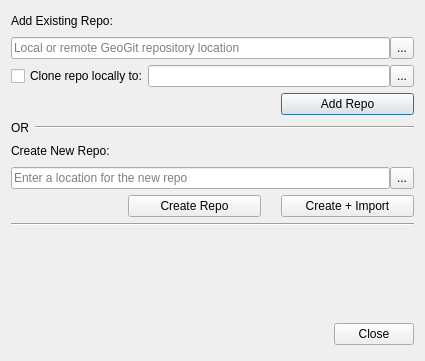
Qt form python/plugins/geogit/ui/addRepoDialog.ui (mweisman/QGIS) before a commit.
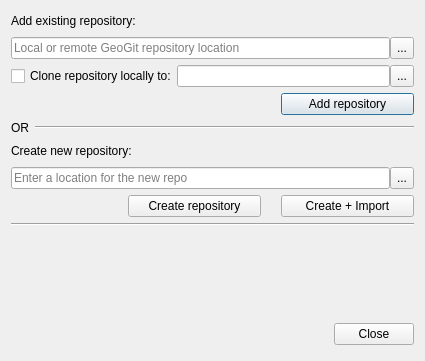
The same form after that commit. Icons and pictures are not drawn.

Diff of the .ui file:
```diff
--- a/python/plugins/geogit/ui/addRepoDialog.ui
+++ b/python/plugins/geogit/ui/addRepoDialog.ui
@@ -24,7 +24,7 @@
      <item>
       <widget class="QLabel" name="addRepoLabel">
        <property name="text">
-        <string>Add Existing Repo:</string>
+        <string>Add existing repository:</string>
        </property>
       </widget>
      </item>
@@ -116,7 +116,7 @@
 }</string>
        </property>
        <property name="text">
-        <string>Clone repo locally to:</string>
+        <string>Clone repository locally to:</string>
        </property>
       </widget>
      </item>
@@ -189,7 +189,7 @@
         </size>
        </property>
        <property name="text">
-        <string>Add Repo</string>
+        <string>Add repository</string>
        </property>
        <property name="icon">
         <iconset resource="resources/geogitclient_resources.qrc">
@@ -228,7 +228,7 @@
      <item>
       <widget class="QLabel" name="label_6">
        <property name="text">
-        <string>Create New Repo:</string>
+        <string>Create new repository:</string>
        </property>
       </widget>
      </item>
@@ -328,7 +328,7 @@
         </size>
        </property>
        <property name="text">
-        <string>Create Repo</string>
+        <string>Create repository</string>
        </property>
        <property name="icon">
         <iconset resource="resources/geogitclient_resources.qrc">
```
Left out of the diff: 2 changed lines with no effect on the pictures.
